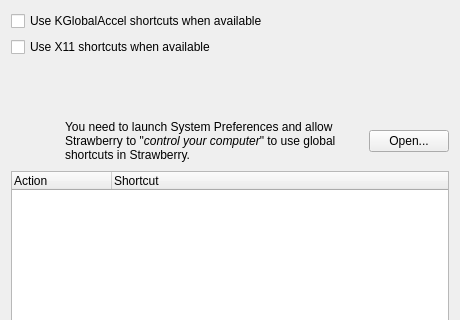
Before: the Qt Designer form src/settings/globalshortcutssettingspage.ui in Genki-jp0/Akousma, drawn with Qt 5; both pictures show x 0 to 460 and y 0 to 320 of the 460 by 475 pixel window.
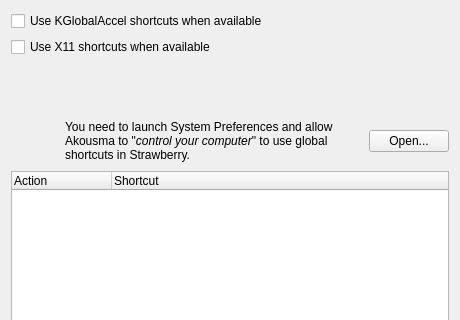
After: the same form once the commit is applied. Icons and pictures are not drawn.

Commit message: Say Akousma instead of Strawberry in the user interface

The edit to the form file:
```diff
--- a/src/settings/globalshortcutssettingspage.ui
+++ b/src/settings/globalshortcutssettingspage.ui
@@ -203,7 +203,7 @@
          </sizepolicy>
         </property>
         <property name="text">
-         <string>You need to launch System Preferences and allow Strawberry to &quot;&lt;span style=&quot;font-style:italic&quot;&gt;control your computer&lt;/span&gt;&quot; to use global shortcuts in Strawberry.</string>
+         <string>You need to launch System Preferences and allow Akousma to &quot;&lt;span style=&quot;font-style:italic&quot;&gt;control your computer&lt;/span&gt;&quot; to use global shortcuts in Strawberry.</string>
         </property>
         <property name="wordWrap">
          <bool>true</bool>
```
The commit also changes 45 other files.
